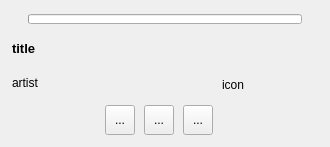
This is MediaFlyout/MediaFlyout.ui in rampageX/QuickSoundSwitcher as Qt 5 draws it before an edit. The edited form follows.
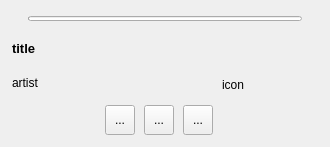
This is the edited form.

Patch:
```diff
--- a/MediaFlyout/MediaFlyout.ui
+++ b/MediaFlyout/MediaFlyout.ui
@@ -178,7 +178,7 @@
        <property name="maximumSize">
         <size>
          <width>16777215</width>
-         <height>10</height>
+         <height>5</height>
         </size>
        </property>
        <property name="value">
```
